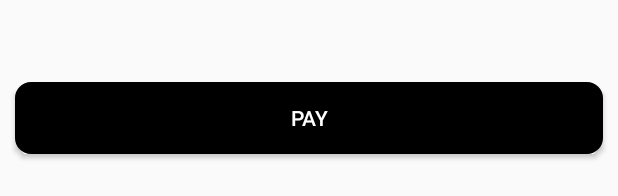
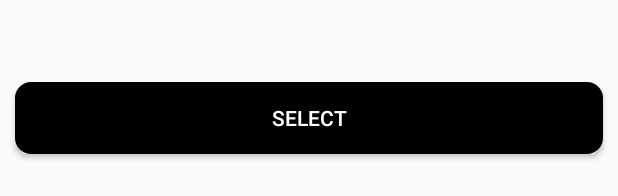
Before and after one commit to Shashankappu/SmartSonic-Audio-Guide, an Android app: the layout activity_subscription.xml on its own in the app's theme, with its tools: preview values and no code run, on a phone screen of 412 x 824 dp. Shown: the part 1037-1233 px from the top of the screen. Run offline under Robolectric (Android 15) with nearby library versions, the light colour scheme and no system bars.

Commit message:
basic UI 4

```diff
--- a/app/src/main/res/layout/activity_subscription.xml
+++ b/app/src/main/res/layout/activity_subscription.xml
@@ -41,6 +41,6 @@
         android:backgroundTint="@color/black"
         android:textColor="@color/white"
         android:padding="10dp"
-        android:text="Pay" />
+        android:text="Select" />
 
 </RelativeLayout>
```
